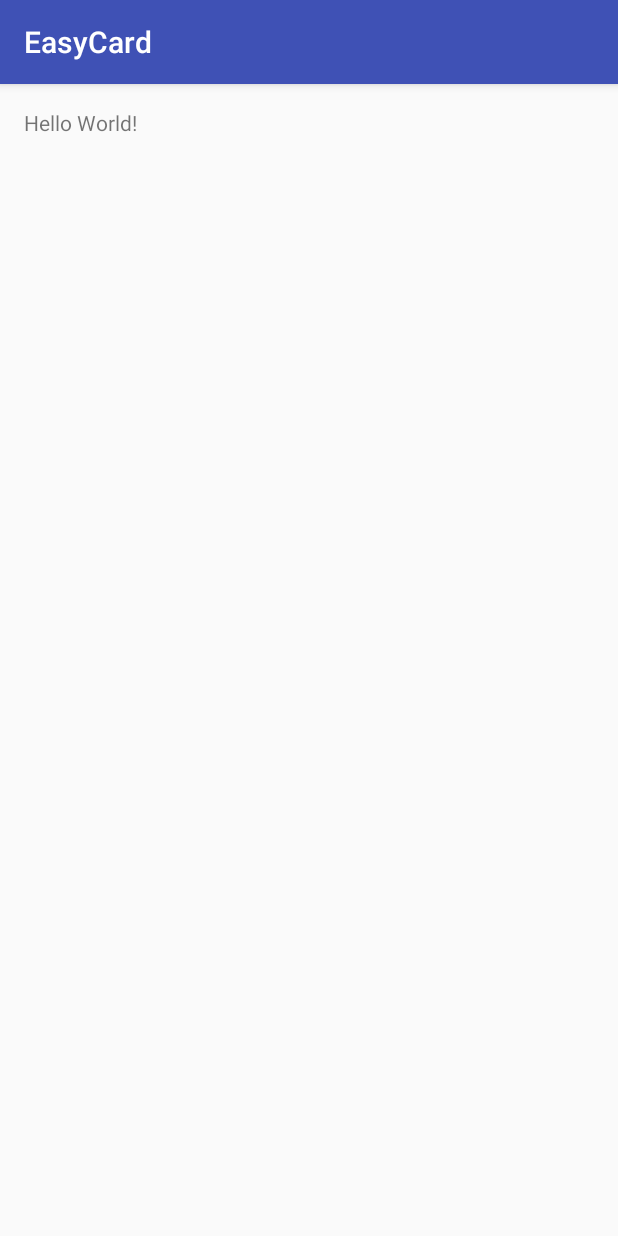
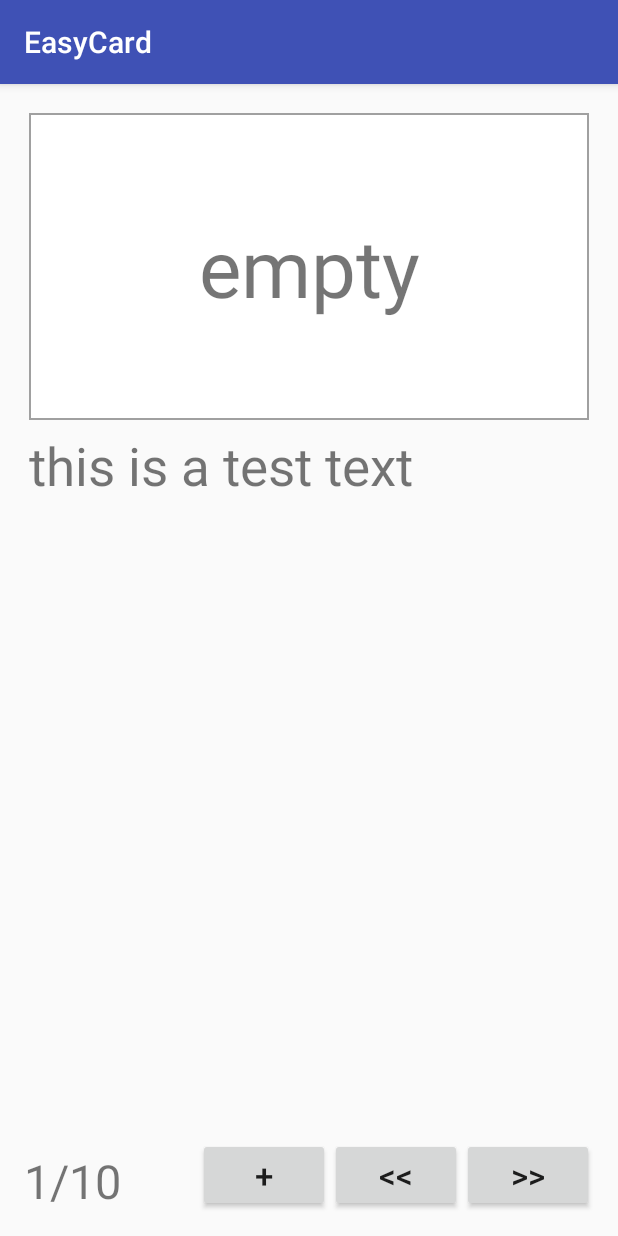
Before and after one commit to chaptone/android-easy-card-mvp, an Android app: the screen it shows after launch (CardActivity), on a phone screen of 412 x 824 dp. Run offline under Robolectric (Android 15) with nearby library versions, the phone set to English and light mode, and no system bars.

Commit message:
layouts and some wiring for presenter & view

```diff
--- a/app/src/main/java/com/example/jittat/easycard/card/CardActivity.java
+++ b/app/src/main/java/com/example/jittat/easycard/card/CardActivity.java
@@ -4,12 +4,21 @@ import android.support.v7.app.AppCompatActivity;
 import android.os.Bundle;
 
 import com.example.jittat.easycard.R;
+import com.example.jittat.easycard.data.CardRepository;
 
 public class CardActivity extends AppCompatActivity implements CardView {
+    private CardPresenter presenter;
+    private static CardRepository repository;
 
     @Override
     protected void onCreate(Bundle savedInstanceState) {
         super.onCreate(savedInstanceState);
         setContentView(R.layout.activity_card);
+
+        if(repository == null) {
+            repository = new CardRepository();
+        }
+
+        presenter = new CardPresenterImpl(repository, this);
     }
 }
--- a/app/src/main/java/com/example/jittat/easycard/card/CardPresenter.java
+++ b/app/src/main/java/com/example/jittat/easycard/card/CardPresenter.java
@@ -5,4 +5,8 @@ package com.example.jittat.easycard.card;
  */
 
 public interface CardPresenter {
+
+    void start();
+    void next();
+    void prev();
 }
--- /dev/null
+++ b/app/src/main/java/com/example/jittat/easycard/card/CardPresenterImpl.java
@@ -0,0 +1,25 @@
+package com.example.jittat.easycard.card;
+
+import com.example.jittat.easycard.data.CardRepository;
+
+/**
+ * Created by jittat on 16/3/2560.
+ */
+public class CardPresenterImpl implements CardPresenter {
+    private CardRepository repository;
+    private CardView view;
+
+    public CardPresenterImpl(CardRepository repository, CardView view) {
+        this.repository = repository;
+        this.view = view;
+    }
+
+    public void start() {
+    }
+
+    public void next() {
+    }
+
+    public void prev() {
+    }
+}
--- /dev/null
+++ b/app/src/main/res/drawable/back.xml
@@ -0,0 +1,5 @@
+<?xml version="1.0" encoding="utf-8"?>
+<shape xmlns:android="http://schemas.android.com/apk/res/android" android:shape="rectangle" >
+    <solid android:color="#ffffff" />
+    <stroke android:width="1dip" android:color="#a0a0a0"/>
+</shape>
--- a/app/src/main/res/layout/activity_card.xml
+++ b/app/src/main/res/layout/activity_card.xml
@@ -11,7 +11,58 @@
     tools:context="com.example.jittat.easycard.card.CardActivity">
 
     <TextView
+        android:id="@+id/textview_card_title"
+        android:layout_width="match_parent"
+        android:layout_height="wrap_content"
+        android:text="empty"
+        android:textSize="24pt"
+        android:textAlignment="center"
+        android:layout_margin="5px"
+        android:background="@drawable/back"
+        android:paddingTop="100px"
+        android:paddingBottom="100px"
+        android:layout_alignParentTop="true"/>
+
+    <TextView
+        android:id="@+id/textview_card_description"
+        android:layout_width="match_parent"
+        android:layout_height="wrap_content"
+        android:layout_below="@id/textview_card_title"
+        android:text="this is a test text"
+        android:layout_margin="5px"
+        android:textSize="16pt"/>
+
+    <TextView
+        android:id="@+id/textview_card_index"
         android:layout_width="wrap_content"
         android:layout_height="wrap_content"
-        android:text="Hello World!" />
+        android:layout_alignParentBottom="true"
+        android:textSize="14pt"
+        android:text="1/10"/>
+
+    <Button
+        android:id="@+id/button_card_next"
+        android:layout_width="wrap_content"
+        android:layout_height="wrap_content"
+        android:layout_alignParentBottom="true"
+        android:layout_alignParentRight="true"
+        android:text="&gt;&gt;"
+        android:textSize="10pt"/>
+    <Button
+        android:id="@+id/button_card_prev"
+        android:layout_width="wrap_content"
+        android:layout_height="wrap_content"
+        android:layout_toLeftOf="@id/button_card_next"
+        android:layout_alignParentBottom="true"
+        android:text="&lt;&lt;"
+        android:textSize="10pt"/>
+
+    <Button
+        android:id="@+id/button_card_new"
+        android:layout_width="wrap_content"
+        android:layout_height="wrap_content"
+        android:layout_toLeftOf="@id/button_card_prev"
+        android:layout_alignParentBottom="true"
+        android:text=" + "
+        android:textSize="10pt"/>
 </RelativeLayout>
```
